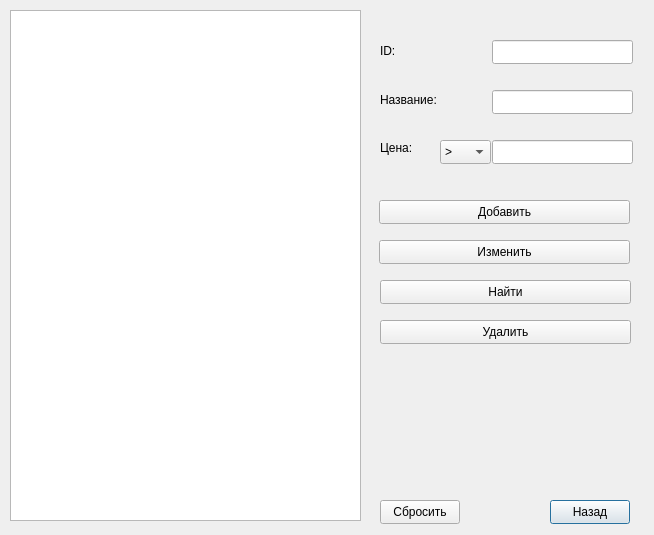
This is table_dop_obor.ui in artik0811/ud_kursach as Qt 5 draws it before an edit. The edited form follows.
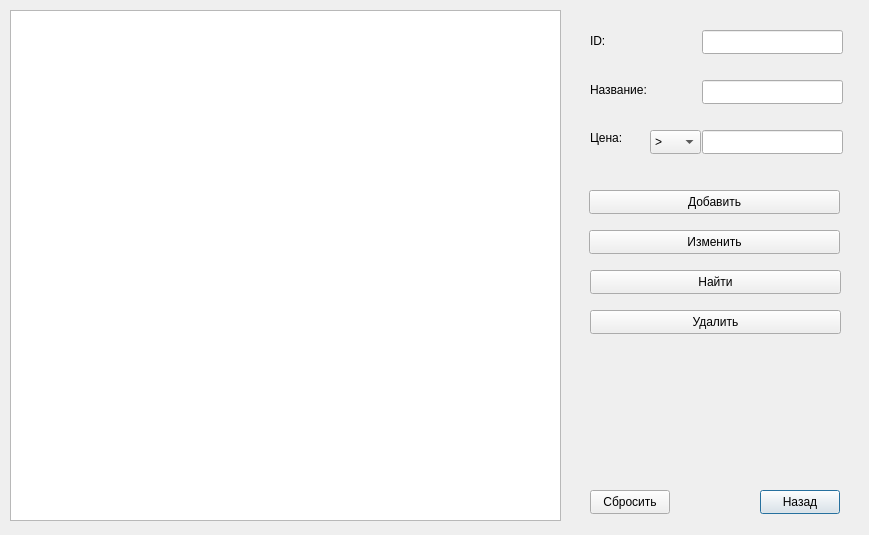
This is the edited form.

Diff of the .ui file:
```diff
--- a/table_dop_obor.ui
+++ b/table_dop_obor.ui
@@ -6,7 +6,7 @@
    <rect>
     <x>0</x>
     <y>0</y>
-    <width>654</width>
+    <width>869</width>
     <height>535</height>
    </rect>
   </property>
@@ -18,7 +18,7 @@
     <rect>
      <x>10</x>
      <y>10</y>
-     <width>351</width>
+     <width>551</width>
      <height>511</height>
     </rect>
    </property>
@@ -26,8 +26,8 @@
   <widget class="QPushButton" name="pushButton_back">
    <property name="geometry">
     <rect>
-     <x>550</x>
-     <y>500</y>
+     <x>760</x>
+     <y>490</y>
      <width>80</width>
      <height>24</height>
     </rect>
@@ -39,8 +39,8 @@
   <widget class="QLineEdit" name="lineEdit_id">
    <property name="geometry">
     <rect>
-     <x>492</x>
-     <y>40</y>
+     <x>702</x>
+     <y>30</y>
      <width>141</width>
      <height>24</height>
     </rect>
@@ -49,8 +49,8 @@
   <widget class="QLineEdit" name="lineEdit_name">
    <property name="geometry">
     <rect>
-     <x>492</x>
-     <y>90</y>
+     <x>702</x>
+     <y>80</y>
      <width>141</width>
      <height>24</height>
     </rect>
@@ -59,8 +59,8 @@
   <widget class="QLineEdit" name="lineEdit_price">
    <property name="geometry">
     <rect>
-     <x>492</x>
-     <y>140</y>
+     <x>702</x>
+     <y>130</y>
      <width>141</width>
      <height>24</height>
     </rect>
@@ -69,8 +69,8 @@
   <widget class="QLabel" name="label">
    <property name="geometry">
     <rect>
-     <x>380</x>
-     <y>40</y>
+     <x>590</x>
+     <y>30</y>
      <width>31</width>
      <height>21</height>
     </rect>
@@ -82,8 +82,8 @@
   <widget class="QLabel" name="label_2">
    <property name="geometry">
     <rect>
-     <x>380</x>
-     <y>90</y>
+     <x>590</x>
+     <y>80</y>
      <width>61</width>
      <height>20</height>
     </rect>
@@ -95,8 +95,8 @@
   <widget class="QLabel" name="label_3">
    <property name="geometry">
     <rect>
-     <x>380</x>
-     <y>140</y>
+     <x>590</x>
+     <y>130</y>
      <width>49</width>
      <height>16</height>
     </rect>
@@ -108,8 +108,8 @@
   <widget class="QComboBox" name="comboBox">
    <property name="geometry">
     <rect>
-     <x>440</x>
-     <y>140</y>
+     <x>650</x>
+     <y>130</y>
      <width>51</width>
      <height>24</height>
     </rect>
@@ -133,8 +133,8 @@
   <widget class="QPushButton" name="pushButton">
    <property name="geometry">
     <rect>
-     <x>379</x>
-     <y>200</y>
+     <x>589</x>
+     <y>190</y>
      <width>251</width>
      <height>24</height>
     </rect>
@@ -146,8 +146,8 @@
   <widget class="QPushButton" name="pushButton_change">
    <property name="geometry">
     <rect>
-     <x>379</x>
-     <y>240</y>
+     <x>589</x>
+     <y>230</y>
      <width>251</width>
      <height>24</height>
     </rect>
@@ -159,8 +159,8 @@
   <widget class="QPushButton" name="pushButton_find">
    <property name="geometry">
     <rect>
-     <x>380</x>
-     <y>280</y>
+     <x>590</x>
+     <y>270</y>
      <width>251</width>
      <height>24</height>
     </rect>
@@ -172,8 +172,8 @@
   <widget class="QPushButton" name="pushButton_reset">
    <property name="geometry">
     <rect>
-     <x>380</x>
-     <y>500</y>
+     <x>590</x>
+     <y>490</y>
      <width>80</width>
      <height>24</height>
     </rect>
@@ -185,8 +185,8 @@
   <widget class="QPushButton" name="pushButton_delete">
    <property name="geometry">
     <rect>
-     <x>380</x>
-     <y>320</y>
+     <x>590</x>
+     <y>310</y>
      <width>251</width>
      <height>24</height>
     </rect>
```
